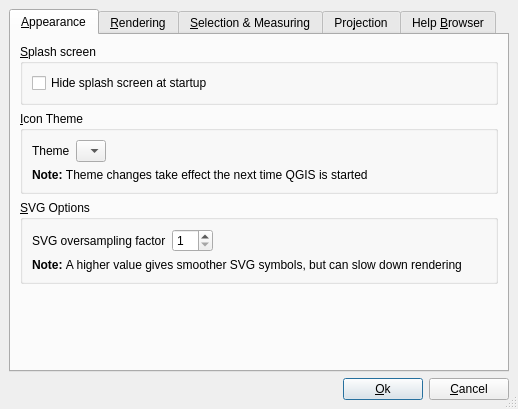
The window that branches/Mapcanvas-branch/src/ui/qgsoptionsbase.ui (stopa85/Quantum-GIS) describes before a commit, drawn with Qt 5.
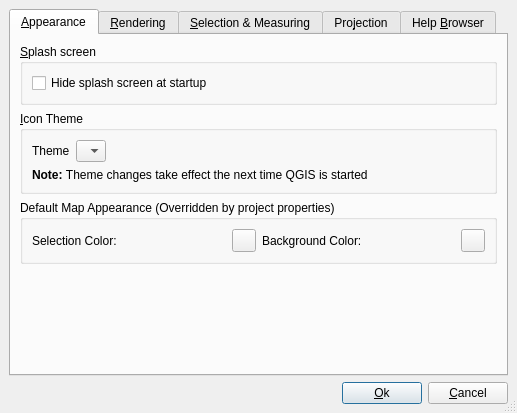
The same window after the commit. Icons and pictures are not drawn.

Patch:
```diff
--- a/branches/Mapcanvas-branch/src/ui/qgsoptionsbase.ui
+++ b/branches/Mapcanvas-branch/src/ui/qgsoptionsbase.ui
@@ -8,8 +8,8 @@
    <rect>
     <x>0</x>
     <y>0</y>
-    <width>518</width>
-    <height>409</height>
+    <width>517</width>
+    <height>413</height>
    </rect>
   </property>
   <property name="windowTitle" >
@@ -41,6 +41,74 @@
        <property name="spacing" >
         <number>6</number>
        </property>
+       <item row="3" column="0" >
+        <spacer>
+         <property name="orientation" >
+          <enum>Qt::Vertical</enum>
+         </property>
+         <property name="sizeHint" >
+          <size>
+           <width>20</width>
+           <height>40</height>
+          </size>
+         </property>
+        </spacer>
+       </item>
+       <item row="2" column="0" >
+        <widget class="QGroupBox" name="groupBox_9" >
+         <property name="title" >
+          <string>Default Map Appearance (Overridden by project properties)</string>
+         </property>
+         <layout class="QGridLayout" >
+          <property name="margin" >
+           <number>9</number>
+          </property>
+          <property name="spacing" >
+           <number>6</number>
+          </property>
+          <item row="0" column="2" >
+           <widget class="QLabel" name="label" >
+            <property name="text" >
+             <string>Background Color:</string>
+            </property>
+            <property name="buddy" >
+             <cstring>pbnCanvasColor</cstring>
+            </property>
+           </widget>
+          </item>
+          <item row="0" column="3" >
+           <widget class="QToolButton" name="pbnCanvasColor" >
+            <property name="text" >
+             <string/>
+            </property>
+           </widget>
+          </item>
+          <item row="0" column="1" >
+           <widget class="QToolButton" name="pbnSelectionColour" >
+            <property name="minimumSize" >
+             <size>
+              <width>10</width>
+              <height>22</height>
+             </size>
+            </property>
+            <property name="text" >
+             <string/>
+            </property>
+           </widget>
+          </item>
+          <item row="0" column="0" >
+           <widget class="QLabel" name="textLabel1_9" >
+            <property name="text" >
+             <string>Selection Color:</string>
+            </property>
+            <property name="buddy" >
+             <cstring>pbnSelectionColour</cstring>
+            </property>
+           </widget>
+          </item>
+         </layout>
+        </widget>
+       </item>
        <item row="1" column="0" >
         <widget class="QGroupBox" name="groupBox_2" >
          <property name="title" >
@@ -106,77 +174,6 @@
          </layout>
         </widget>
        </item>
-       <item row="3" column="0" >
-        <spacer>
-         <property name="orientation" >
-          <enum>Qt::Vertical</enum>
-         </property>
-         <property name="sizeHint" >
-          <size>
-           <width>41</width>
-           <height>16</height>
-          </size>
-         </property>
-        </spacer>
-       </item>
-       <item row="2" column="0" >
-        <widget class="QGroupBox" name="groupBox_3" >
-         <property name="title" >
-          <string>&amp;SVG Options</string>
-         </property>
-         <layout class="QGridLayout" >
-          <property name="margin" >
-           <number>9</number>
-          </property>
-          <property name="spacing" >
-           <number>6</number>
-          </property>
-          <item row="0" column="2" >
-           <spacer>
-            <property name="orientation" >
-             <enum>Qt::Horizontal</enum>
-            </property>
-            <property name="sizeType" >
-             <enum>QSizePolicy::Expanding</enum>
-            </property>
-            <property name="sizeHint" >
-             <size>
-              <width>180</width>
-              <height>20</height>
-             </size>
-            </property>
-           </spacer>
-          </item>
-          <item row="1" column="0" colspan="3" >
-           <widget class="QLabel" name="textLabel1_5_2" >
-            <property name="text" >
-             <string>&lt;b>Note: &lt;/b>A higher value gives smoother SVG symbols, but can slow down rendering</string>
-            </property>
-            <property name="alignment" >
-             <set>Qt::AlignVCenter</set>
-            </property>
-            <property name="wordWrap" >
-             <bool>true</bool>
-            </property>
-           </widget>
-          </item>
-          <item row="0" column="1" >
-           <widget class="QSpinBox" name="spbSVGOversampling" >
-            <property name="minimum" >
-             <number>1</number>
-            </property>
-           </widget>
-          </item>
-          <item row="0" column="0" >
-           <widget class="QLabel" name="textLabel1_7" >
-            <property name="text" >
-             <string>SVG oversampling factor</string>
-            </property>
-           </widget>
-          </item>
-         </layout>
-        </widget>
-       </item>
        <item row="0" column="0" >
         <widget class="QGroupBox" name="groupBox" >
          <property name="title" >
```
Left out of the diff: 28 changed lines with no effect on the pictures.
